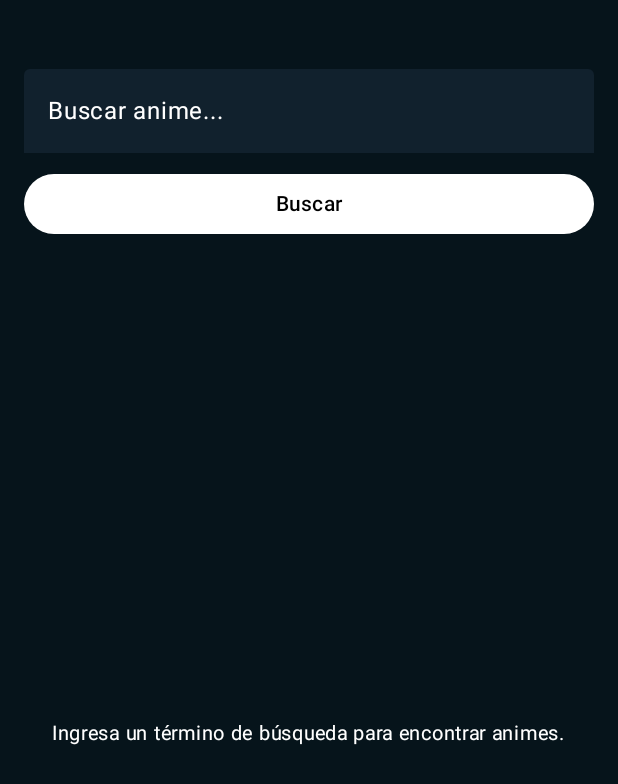
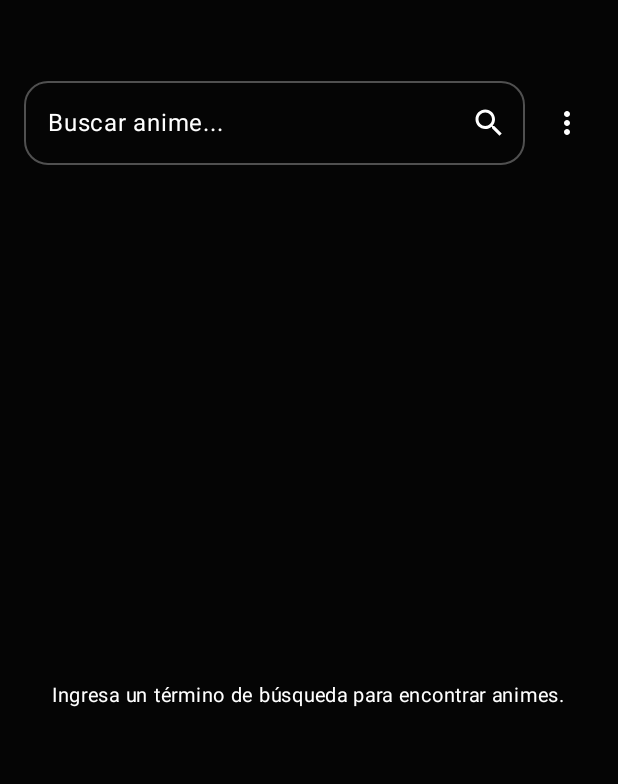
Before and after one commit to Pedro-kt/seijaku-list, an Android app built with Jetpack Compose: the SearchScreen screen opened through its navigation route, on a phone screen of 412 x 824 dp. Shown: the top 784 px of the screen. Run offline under Robolectric (Android 15) with nearby library versions, the phone set to English and light mode, and no system bars; our stand-ins replace Dagger/Hilt's generated code; pictures from the network do not load.

Commit message:
refactor: Implement new search screen UI

```diff
--- a/app/build.gradle.kts
+++ b/app/build.gradle.kts
@@ -99,4 +99,8 @@ dependencies {
 
     //kotlin serialization
     implementation(libs.kotlin.serialization)
+
+    implementation(platform(libs.androidx.compose.bom))
+
+    implementation("androidx.compose.foundation:foundation")
 }
--- a/app/src/main/java/com/example/seijakulist/ui/screens/search/SearchScreen.kt
+++ b/app/src/main/java/com/example/seijakulist/ui/screens/search/SearchScreen.kt
@@ -1,6 +1,9 @@
 package com.example.seijakulist.ui.screens.search
 
+import androidx.compose.animation.core.Animatable
+import androidx.compose.animation.core.tween
 import androidx.compose.foundation.background
+import androidx.compose.foundation.border
 import androidx.compose.foundation.clickable
 import androidx.compose.material3.Text
 import androidx.compose.material3.TextField
@@ -9,19 +12,33 @@ import androidx.compose.material3.CircularProgressIndicator
 import androidx.compose.foundation.layout.*
 import androidx.compose.foundation.layout.Arrangement
 import androidx.compose.foundation.lazy.LazyColumn
+import androidx.compose.foundation.lazy.grid.GridCells
+import androidx.compose.foundation.lazy.grid.GridItemSpan
+import androidx.compose.foundation.lazy.grid.LazyVerticalGrid
+import androidx.compose.foundation.lazy.grid.items
 import androidx.compose.foundation.lazy.items
+import androidx.compose.foundation.shape.CircleShape
 import androidx.compose.foundation.shape.RoundedCornerShape
 import androidx.compose.material.icons.Icons
+import androidx.compose.material.icons.filled.MoreVert
+import androidx.compose.material.icons.filled.Search
 import androidx.compose.material.icons.filled.Star
 import androidx.compose.material3.*
 import androidx.compose.runtime.Composable
+import androidx.compose.runtime.LaunchedEffect
 import androidx.compose.runtime.collectAsState
 import androidx.compose.runtime.getValue
+import androidx.compose.runtime.remember
 import androidx.compose.ui.Alignment
 import androidx.compose.ui.Modifier
 import androidx.compose.ui.draw.clip
 import androidx.compose.ui.graphics.Color
+import androidx.compose.ui.graphics.Shape
+import androidx.compose.ui.graphics.graphicsLayer
+import androidx.compose.ui.graphics.vector.ImageVector
 import androidx.compose.ui.layout.ContentScale
+import androidx.compose.ui.text.font.Font
+import androidx.compose.ui.text.font.FontFamily
 import androidx.compose.ui.text.font.FontWeight
 import androidx.compose.ui.text.style.TextOverflow
 import androidx.compose.ui.unit.dp
@@ -29,6 +46,7 @@ import androidx.compose.ui.unit.sp
 import androidx.hilt.navigation.compose.hiltViewModel
 import androidx.navigation.NavController
 import coil.compose.AsyncImage
+import com.example.seijakulist.R
 import com.example.seijakulist.ui.navigation.AppDestinations
 
 @Composable
@@ -41,39 +59,76 @@ fun SearchScreen(
     val isLoading by viewModel.isLoading.collectAsState()
     val errorMessage by viewModel.errorMessage.collectAsState()
 
+    val RobotoRegular = FontFamily(
+        Font(R.font.roboto_regular)
+    )
+    val RobotoBold = FontFamily(
+        Font(R.font.roboto_bold, FontWeight.Bold)
+    )
+
     Column(
         modifier = Modifier
             .fillMaxSize()
-            .background(color = Color(0xFF06141B))
+            .background(color = Color(0xFF050505))
             .padding(16.dp)
     ) {
-        TextField(
+        Row(
             modifier = Modifier
                 .fillMaxWidth()
                 .padding(top = 30.dp),
+            verticalAlignment = Alignment.CenterVertically
+        ) {
+            OutlinedTextField(
+                modifier = Modifier
+                    .weight(1f)
+                    .padding(end = 10.dp),
                 value = searchQuery,
                 onValueChange = { newText -> viewModel.onSearchQueryChanged(newText) },
                 label = { Text("Buscar anime...", color = Color.White) },
                 singleLine = true,
+                shape = RoundedCornerShape(16.dp),
                 colors = TextFieldDefaults.colors(
                     focusedTextColor = Color.White,
                     unfocusedTextColor = Color.White,
-                focusedContainerColor = Color(0xFF11212D),
-                unfocusedContainerColor = Color(0xFF11212D),
-                focusedIndicatorColor = Color.White,
-                unfocusedIndicatorColor = Color.Transparent,
+                    focusedContainerColor = Color(0xFF050505),
+                    unfocusedContainerColor = Color(0xFF050505),
+                    focusedIndicatorColor = Color.White.copy(alpha = 0.5f),
+                    unfocusedIndicatorColor = Color.White.copy(alpha = 0.3f),
                     cursorColor = Color.White
+                ),
+                trailingIcon = {
+                    Box(
+                        modifier = Modifier
+                            .size(36.dp)
+                            .clip(CircleShape)
+                            .clickable { viewModel.searchAnimes() },
+                        contentAlignment = Alignment.Center
+                    ) {
+                        Icon(
+                            imageVector = Icons.Default.Search,
+                            contentDescription = "Icono de búsqueda",
+                            tint = Color.White,
+                            modifier = Modifier.size(24.dp)
                         )
+                    }
+                }
             )
 
-        Spacer(Modifier.height(10.dp))
-
-        Button(
-            onClick = { viewModel.searchAnimes() },
-            modifier = Modifier.fillMaxWidth(),
-            colors = ButtonDefaults.buttonColors(containerColor = Color.White)
+            Box(
+                modifier = Modifier
+                    .padding(top = 7.dp)
+                    .size(36.dp)
+                    .clip(CircleShape)
+                    .clickable {  },
+                contentAlignment = Alignment.Center
             ) {
-            Text("Buscar", color = Color.Black)
+                Icon(
+                    imageVector = Icons.Default.MoreVert,
+                    contentDescription = "Filtros",
+                    tint = Color.White,
+                    modifier = Modifier.size(24.dp)
+                )
+            }
         }
 
         Spacer(Modifier.height(10.dp))
@@ -87,27 +142,36 @@ fun SearchScreen(
                 Text(text = errorMessage!!, color = Color.Red)
             }
         } else if (animeList.isNotEmpty()) {
-            LazyColumn(
+            LazyVerticalGrid(
+                columns = GridCells.Fixed(2),
                 modifier = Modifier.fillMaxSize(),
                 verticalArrangement = Arrangement.spacedBy(10.dp),
+                horizontalArrangement = Arrangement.spacedBy(10.dp),
                 contentPadding = PaddingValues(horizontal = 0.dp, vertical = 0.dp)
             ) {
-                items(animeList.chunked(2)) { twoAnimes ->
-                    Row(
+                item(span = { GridItemSpan(maxLineSpan) }) {
+                    Text(
+                        text = "Resultados para: $searchQuery",
+                        modifier = Modifier.padding(top = 10.dp, bottom = 10.dp, end = 16.dp),
+                        color = Color.White
+                    )
+                }
+                items(animeList, key = { it.malId }) { anime ->
+                    ElevatedCard(
+                        elevation = CardDefaults.cardElevation(defaultElevation = 20.dp),
                         modifier = Modifier
-                            .fillMaxWidth(),
-                        horizontalArrangement = Arrangement.spacedBy(10.dp)
-                    ) {
-                        twoAnimes.forEach { anime ->
-                            ElevatedCard(
-                                elevation = CardDefaults.cardElevation(defaultElevation = 10.dp),
-                                modifier = Modifier
-                                    .weight(1f)
-                                    .height(335.dp)
+                            .fillMaxWidth()
+                            .height(340.dp)
                             .clickable {
                                 navController.navigate("${AppDestinations.ANIME_DETAIL_ROUTE}/${anime.malId}")
-                                    },
-                                colors = CardDefaults.cardColors(containerColor = Color.White)
+                            }
+                            .clip(RoundedCornerShape(16.dp))
+                            .border(
+                                width = 1.dp,
+                                color = Color.White.copy(alpha = 0.3f),
+                                shape = RoundedCornerShape(16.dp)
+                            ),
+                        colors = CardDefaults.cardColors(containerColor = Color(0xFF030303))
                     ) {
                         Column(modifier = Modifier.fillMaxSize()) {
                             AsyncImage(
@@ -115,7 +179,7 @@ fun SearchScreen(
                                 contentDescription = "Imagen de portada de ${anime.title}",
                                 modifier = Modifier
                                     .fillMaxWidth()
-                                            .height(245.dp)
+                                    .height(250.dp)
                                     .clip(
                                         RoundedCornerShape(
                                             bottomStart = 13.dp,
@@ -124,23 +188,30 @@ fun SearchScreen(
                                     ),
                                 contentScale = ContentScale.Crop
                             )
-                                    Spacer(modifier = Modifier.height(6.dp))
+                            Spacer(modifier = Modifier.height(3.dp))
 
                             Text(
                                 text = anime.title,
-                                        modifier = Modifier.padding(start = 6.dp, end = 6.dp),
+                                modifier = Modifier.padding(start = 10.dp, end = 6.dp),
                                 fontSize = 16.sp,
-                                        fontWeight = FontWeight.Bold,
-                                        color = Color.Black,
+                                color = Color.White,
                                 maxLines = 2,
-                                        overflow = TextOverflow.Ellipsis
+                                overflow = TextOverflow.Ellipsis,
+                                fontFamily = RobotoBold
                             )
                             Spacer(modifier = Modifier.weight(1f))
 
                             Row(
                                 modifier = Modifier
-                                            .fillMaxWidth()
-                                            .padding(start = 6.dp, end = 6.dp, bottom = 4.dp),
+                                    .padding(start = 10.dp, bottom = 10.dp)
+                                    .clip(RoundedCornerShape(10.dp))
+                                    .border(
+                                        width = 1.dp,
+                                        color = Color.Yellow.copy(alpha = 0.3f),
+                                        shape = RoundedCornerShape(10.dp)
+                                    )
+                                    .background(Color.Transparent)
+                                    .padding(horizontal = 8.dp),
                                 verticalAlignment = Alignment.CenterVertically
                             ) {
                                 Icon(
@@ -151,19 +222,13 @@ fun SearchScreen(
                                 )
                                 Spacer(modifier = Modifier.width(4.dp))
                                 Text(
-                                            text = "Puntuación: ${anime.score ?: "N/A"}",
+                                    text = "${anime.score}",
                                     fontSize = 11.sp,
-                                            color = Color.Black
+                                    color = Color.White
                                 )
                             }
                         }
                     }
-                            if (twoAnimes.size == 1) {
-                                Spacer(modifier = Modifier.fillMaxWidth(0.49f)) // Para balancear el espacio
-                            }
-                        }
-                    }
-
                 }
             }
         } else if (searchQuery.isNotBlank()) {
```
Also changed, not shown: app/src/main/java/com/example/seijakulist/ui/screens/detail/AnimeDetailScreen.kt (+27 -15 lines), app/src/main/res/font/roboto_bold.ttf (added), app/src/main/res/font/roboto_regular.ttf (added). Lines whose indentation alone changed are shown as unchanged.
